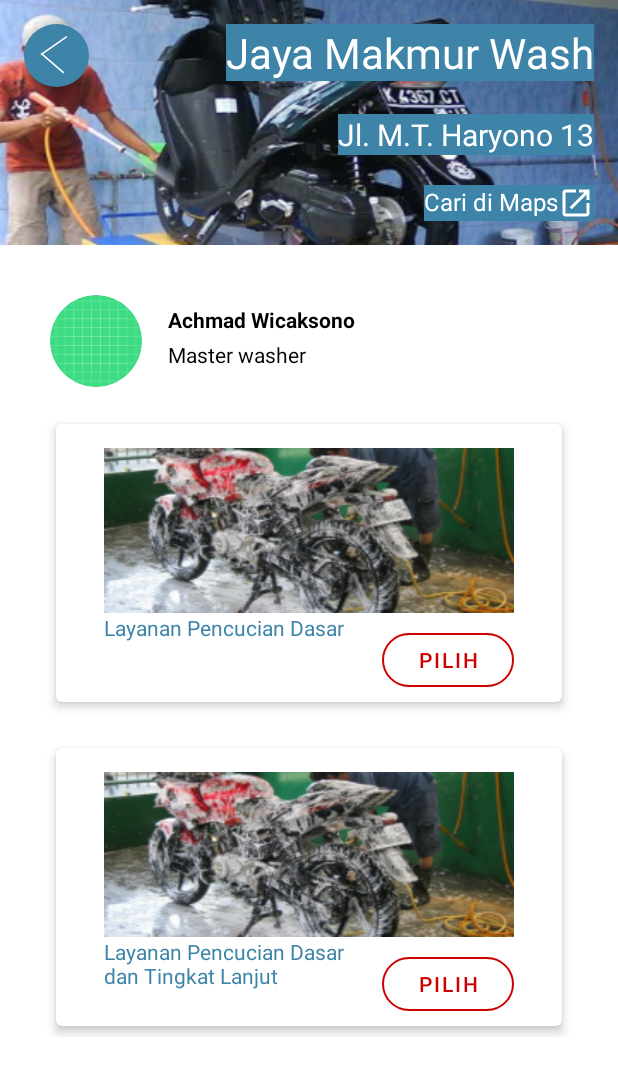
After one commit to alifandartaa/CitorApp, an Android app: the WasherProfileActivity screen opened directly, with no data from a screen before it, on a phone screen of 412 x 824 dp. The commit adds this screen. Shown: the top 1075 px of the screen. Run offline under Robolectric (Android 15) with nearby library versions, the phone set to English and light mode, and no system bars; our stand-ins replace CircleImageView.

Commit message:
add layout washer profile

```diff
--- /dev/null
+++ b/app/src/main/java/com/example/citorapp/WasherProfileActivity.kt
@@ -0,0 +1,22 @@
+package com.example.citorapp
+
+import android.content.Intent
+import android.os.Bundle
+import androidx.appcompat.app.AppCompatActivity
+import com.example.citorapp.databinding.ActivityWasherProfileBinding
+
+class WasherProfileActivity : AppCompatActivity() {
+
+    private lateinit var washerProfileBinding: ActivityWasherProfileBinding
+
+    override fun onCreate(savedInstanceState: Bundle?) {
+        super.onCreate(savedInstanceState)
+        washerProfileBinding = ActivityWasherProfileBinding.inflate(layoutInflater)
+        setContentView(washerProfileBinding.root)
+
+        washerProfileBinding.tvVendorMap.setOnClickListener {
+            val intent = Intent(this, ProfileTestActivity::class.java)
+            startActivity(intent)
+        }
+    }
+}
--- /dev/null
+++ b/app/src/main/res/drawable/ic_open_new_white_24dp.xml
@@ -0,0 +1,11 @@
+<vector xmlns:android="http://schemas.android.com/apk/res/android"
+    android:width="24dp"
+    android:height="24dp"
+    android:autoMirrored="true"
+    android:tint="#FFFFFF"
+    android:viewportWidth="24"
+    android:viewportHeight="24">
+    <path
+        android:fillColor="@android:color/white"
+        android:pathData="M19,19H5V5h7V3H5c-1.11,0 -2,0.9 -2,2v14c0,1.1 0.89,2 2,2h14c1.1,0 2,-0.9 2,-2v-7h-2v7zM14,3v2h3.59l-9.83,9.83 1.41,1.41L19,6.41V10h2V3h-7z" />
+</vector>
--- /dev/null
+++ b/app/src/main/res/drawable/img_arrow_back.xml
@@ -0,0 +1,19 @@
+<vector xmlns:android="http://schemas.android.com/apk/res/android"
+    android:width="43dp"
+    android:height="42dp"
+    android:viewportWidth="43"
+    android:viewportHeight="42">
+  <path
+      android:fillColor="#3D84A8"
+      android:pathData="M0,21a21.5,21 0,1 0,43 0a21.5,21 0,1 0,-43 0z" />
+  <path
+      android:fillColor="#00000000"
+      android:pathData="M28.2883,8.4085L11.2883,20.4085"
+      android:strokeWidth="1"
+      android:strokeColor="#ffffff" />
+  <path
+      android:fillColor="#00000000"
+      android:pathData="M11.3275,19.6222L26.3275,32.6222"
+      android:strokeWidth="1"
+      android:strokeColor="#ffffff" />
+</vector>
--- /dev/null
+++ b/app/src/main/res/layout/activity_washer_profile.xml
@@ -0,0 +1,218 @@
+<?xml version="1.0" encoding="utf-8"?>
+<ScrollView xmlns:android="http://schemas.android.com/apk/res/android"
+    xmlns:app="http://schemas.android.com/apk/res-auto"
+    xmlns:tools="http://schemas.android.com/tools"
+    android:layout_width="match_parent"
+    android:layout_height="match_parent"
+    android:paddingBottom="32dp"
+    tools:context=".WasherProfileActivity">
+
+    <androidx.constraintlayout.widget.ConstraintLayout
+        android:layout_width="match_parent"
+        android:layout_height="wrap_content">
+
+        <FrameLayout
+            android:id="@+id/img_motorcycle"
+            android:layout_width="match_parent"
+            android:layout_height="wrap_content"
+            android:background="@drawable/bg_motorcycle"
+            app:layout_constraintEnd_toEndOf="parent"
+            app:layout_constraintStart_toStartOf="parent"
+            app:layout_constraintTop_toTopOf="parent">
+
+            <ImageButton
+                android:layout_width="wrap_content"
+                android:layout_height="wrap_content"
+                android:layout_marginStart="16dp"
+                android:layout_marginTop="16dp"
+                android:background="@drawable/img_arrow_back"
+                android:scaleType="fitXY"
+                tools:ignore="ContentDescription" />
+
+            <com.google.android.material.textview.MaterialTextView
+                android:id="@+id/tv_vendor_name"
+                android:layout_width="wrap_content"
+                android:layout_height="wrap_content"
+                android:layout_gravity="end"
+                android:layout_marginTop="16dp"
+                android:layout_marginEnd="16dp"
+                android:background="@color/bluePrimary"
+                android:text="@string/txt_example_washer"
+                android:textColor="@color/white"
+                android:textSize="28sp" />
+
+            <com.google.android.material.textview.MaterialTextView
+                android:id="@+id/tv_vendor_address"
+                android:layout_width="wrap_content"
+                android:layout_height="wrap_content"
+                android:layout_gravity="end|center_vertical"
+                android:layout_marginTop="8dp"
+                android:layout_marginEnd="16dp"
+                android:background="@color/bluePrimary"
+                android:text="@string/txt_example_washer_address"
+                android:textColor="@color/white"
+                android:textSize="20sp" />
+
+            <com.google.android.material.textview.MaterialTextView
+                android:id="@+id/tv_vendor_map"
+                android:layout_width="wrap_content"
+                android:layout_height="wrap_content"
+                android:layout_gravity="bottom|end"
+                android:layout_marginEnd="16dp"
+                android:layout_marginBottom="16dp"
+                android:background="@color/bluePrimary"
+                android:drawableEnd="@drawable/ic_open_new_white_24dp"
+                android:text="@string/txt_look_washer_map"
+                android:textColor="@color/white"
+                android:textSize="16sp" />
+
+        </FrameLayout>
+
+        <de.hdodenhof.circleimageview.CircleImageView
+            android:id="@+id/iv_washer_profile"
+            android:layout_width="64dp"
+            android:layout_height="64dp"
+            android:layout_marginStart="32dp"
+            android:layout_marginTop="32dp"
+            android:src="@drawable/ic_launcher_background"
+            app:civ_border_color="@color/white"
+            app:civ_border_width="1dp"
+            app:layout_constraintStart_toStartOf="parent"
+            app:layout_constraintTop_toBottomOf="@id/img_motorcycle" />
+
+        <TextView
+            android:id="@+id/tv_washer_name"
+            android:layout_width="wrap_content"
+            android:layout_height="wrap_content"
+            android:layout_marginStart="16dp"
+            android:layout_marginTop="8dp"
+            android:text="@string/txt_exampe_name_washer"
+            android:textColor="@color/black"
+            android:textStyle="bold"
+            app:layout_constraintStart_toEndOf="@id/iv_washer_profile"
+            app:layout_constraintTop_toTopOf="@id/iv_washer_profile" />
+
+        <TextView
+            android:id="@+id/tv_washer_role"
+            android:layout_width="wrap_content"
+            android:layout_height="wrap_content"
+            android:layout_marginStart="16dp"
+            android:layout_marginTop="4dp"
+            android:text="@string/txt_example_role_washer"
+            android:textColor="@color/black"
+            app:layout_constraintStart_toEndOf="@id/iv_washer_profile"
+            app:layout_constraintTop_toBottomOf="@id/tv_washer_name" />
+
+        <androidx.cardview.widget.CardView
+            android:id="@+id/cv_item_wash_type1"
+            android:layout_width="match_parent"
+            android:layout_height="200dp"
+            android:layout_marginHorizontal="32dp"
+            android:layout_marginTop="16dp"
+            app:cardCornerRadius="4dp"
+            app:cardElevation="4dp"
+            app:cardMaxElevation="4dp"
+            app:cardUseCompatPadding="true"
+            app:layout_constraintEnd_toEndOf="parent"
+            app:layout_constraintStart_toStartOf="parent"
+            app:layout_constraintTop_toBottomOf="@id/iv_washer_profile">
+
+            <RelativeLayout
+                android:layout_width="match_parent"
+                android:layout_height="match_parent">
+
+                <ImageView
+                    android:id="@+id/img_wash_type1"
+                    android:layout_width="match_parent"
+                    android:layout_height="wrap_content"
+                    android:layout_gravity="center_horizontal"
+                    android:layout_marginHorizontal="32dp"
+                    android:layout_marginTop="16dp"
+                    android:scaleType="fitXY"
+                    android:src="@drawable/img_item_type_washer"
+                    tools:ignore="ContentDescription" />
+
+                <TextView
+                    android:layout_width="wrap_content"
+                    android:layout_height="wrap_content"
+                    android:layout_below="@id/img_wash_type1"
+                    android:layout_marginStart="32dp"
+                    android:text="@string/first_type_wash"
+                    android:textColor="@color/bluePrimary" />
+
+                <com.google.android.material.button.MaterialButton
+                    style="@style/Widget.MaterialComponents.Button.OutlinedButton"
+                    android:layout_width="wrap_content"
+                    android:layout_height="wrap_content"
+                    android:layout_alignParentEnd="true"
+                    android:layout_alignParentBottom="true"
+                    android:layout_marginEnd="32dp"
+                    android:layout_marginBottom="4dp"
+                    android:text="@string/choose"
+                    android:textColor="@android:color/holo_red_dark"
+                    app:cornerRadius="20dp"
+                    app:elevation="4dp"
+                    app:rippleColor="@android:color/holo_red_dark"
+                    app:strokeColor="@android:color/holo_red_dark" />
+            </RelativeLayout>
+
+
+        </androidx.cardview.widget.CardView>
+
+        <androidx.cardview.widget.CardView
+            android:layout_width="match_parent"
+            android:layout_height="200dp"
+            android:layout_marginHorizontal="32dp"
+            android:layout_marginTop="16dp"
+            android:layout_marginBottom="32dp"
+            app:cardCornerRadius="4dp"
+            app:cardElevation="4dp"
+            app:cardMaxElevation="4dp"
+            app:cardUseCompatPadding="true"
+            app:layout_constraintEnd_toEndOf="parent"
+            app:layout_constraintStart_toStartOf="parent"
+            app:layout_constraintTop_toBottomOf="@id/cv_item_wash_type1">
+
+            <RelativeLayout
+                android:layout_width="match_parent"
+                android:layout_height="match_parent">
+
+                <ImageView
+                    android:id="@+id/img_wash_type2"
+                    android:layout_width="match_parent"
+                    android:layout_height="wrap_content"
+                    android:layout_gravity="center_horizontal"
+                    android:layout_marginHorizontal="32dp"
+                    android:layout_marginTop="16dp"
+                    android:scaleType="fitXY"
+                    android:src="@drawable/img_item_type_washer"
+                    tools:ignore="ContentDescription" />
+
+                <TextView
+                    android:layout_width="160dp"
+                    android:layout_height="wrap_content"
+                    android:layout_below="@id/img_wash_type2"
+                    android:layout_marginStart="32dp"
+                    android:text="@string/second_type_wash"
+                    android:textColor="@color/bluePrimary" />
+
+                <com.google.android.material.button.MaterialButton
+                    style="@style/Widget.MaterialComponents.Button.OutlinedButton"
+                    android:layout_width="wrap_content"
+                    android:layout_height="wrap_content"
+                    android:layout_alignParentEnd="true"
+                    android:layout_alignParentBottom="true"
+                    android:layout_marginEnd="32dp"
+                    android:layout_marginBottom="4dp"
+                    android:text="@string/choose"
+                    android:textColor="@android:color/holo_red_dark"
+                    app:cornerRadius="20dp"
+                    app:elevation="4dp"
+                    app:rippleColor="@android:color/holo_red_dark"
+                    app:strokeColor="@android:color/holo_red_dark" />
+            </RelativeLayout>
+
+
+        </androidx.cardview.widget.CardView>
+    </androidx.constraintlayout.widget.ConstraintLayout>
+</ScrollView>
--- a/app/src/main/res/values/strings.xml
+++ b/app/src/main/res/values/strings.xml
@@ -21,4 +21,12 @@
     <string name="tab_text_1">Masuk</string>
     <string name="tab_text_2">Daftar</string>
     <string name="value_email_login">E-Mail</string>
+    <string name="txt_example_washer">Jaya Makmur Wash</string>
+    <string name="txt_example_washer_address">Jl. M.T. Haryono 13</string>
+    <string name="txt_look_washer_map">Cari di Maps</string>
+    <string name="txt_exampe_name_washer">Achmad Wicaksono</string>
+    <string name="txt_example_role_washer">Master washer</string>
+    <string name="first_type_wash">Layanan Pencucian Dasar</string>
+    <string name="choose">Pilih</string>
+    <string name="second_type_wash">Layanan Pencucian Dasar dan Tingkat Lanjut</string>
 </resources>
```
Also changed, not shown: app/src/main/res/drawable/bg_motorcycle.png (added), app/src/main/res/drawable/img_item_type_washer.png (added).
